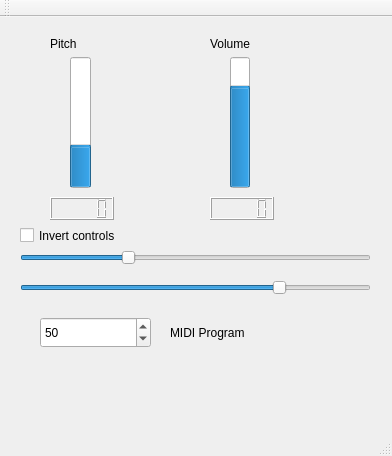
The window that mainwindow.ui (Ikke007/Theremin) describes before a commit, drawn with Qt 5.
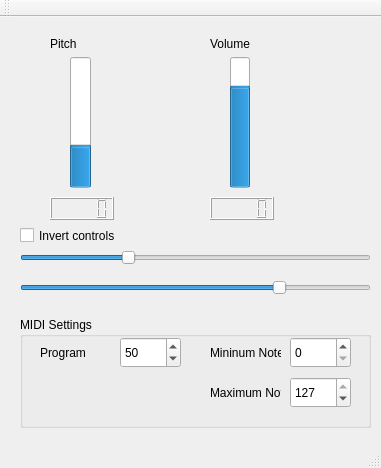
The same window after the commit.

Commit message: configure min and max note

Diff of the .ui file:
```diff
--- a/mainwindow.ui
+++ b/mainwindow.ui
@@ -6,8 +6,8 @@
    <rect>
     <x>0</x>
     <y>0</y>
-    <width>392</width>
-    <height>456</height>
+    <width>381</width>
+    <height>468</height>
    </rect>
   </property>
   <property name="windowTitle">
@@ -152,12 +152,37 @@
      <enum>Qt::Horizontal</enum>
     </property>
    </widget>
+   <widget class="QGroupBox" name="groupBox">
+    <property name="geometry">
+     <rect>
+      <x>20</x>
+      <y>300</y>
+      <width>351</width>
+      <height>111</height>
+     </rect>
+    </property>
+    <property name="title">
+     <string>MIDI Settings</string>
+    </property>
+    <widget class="QLabel" name="label_5">
+     <property name="geometry">
+      <rect>
+       <x>190</x>
+       <y>60</y>
+       <width>71</width>
+       <height>31</height>
+      </rect>
+     </property>
+     <property name="text">
+      <string>Maximum Note</string>
+     </property>
+    </widget>
    <widget class="QSpinBox" name="midiProgram">
     <property name="geometry">
      <rect>
-      <x>40</x>
-      <y>300</y>
-      <width>111</width>
+       <x>100</x>
+       <y>20</y>
+       <width>61</width>
       <height>31</height>
      </rect>
     </property>
@@ -168,18 +193,64 @@
      <number>50</number>
     </property>
    </widget>
+    <widget class="QLabel" name="label_4">
+     <property name="geometry">
+      <rect>
+       <x>190</x>
+       <y>20</y>
+       <width>71</width>
+       <height>31</height>
+      </rect>
+     </property>
+     <property name="text">
+      <string>Mininum Note</string>
+     </property>
+    </widget>
+    <widget class="QSpinBox" name="minNote">
+     <property name="geometry">
+      <rect>
+       <x>270</x>
+       <y>20</y>
+       <width>61</width>
+       <height>31</height>
+      </rect>
+     </property>
+     <property name="maximum">
+      <number>127</number>
+     </property>
+     <property name="value">
+      <number>0</number>
+     </property>
+    </widget>
+    <widget class="QSpinBox" name="maxNote">
+     <property name="geometry">
+      <rect>
+       <x>270</x>
+       <y>60</y>
+       <width>61</width>
+       <height>31</height>
+      </rect>
+     </property>
+     <property name="maximum">
+      <number>127</number>
+     </property>
+     <property name="value">
+      <number>127</number>
+     </property>
+    </widget>
    <widget class="QLabel" name="label_3">
     <property name="geometry">
      <rect>
-      <x>170</x>
-      <y>300</y>
-      <width>121</width>
+       <x>20</x>
+       <y>20</y>
+       <width>71</width>
       <height>31</height>
      </rect>
     </property>
     <property name="text">
-     <string>MIDI Program</string>
-    </property>
+      <string>Program</string>
+     </property>
+    </widget>
    </widget>
   </widget>
   <widget class="QMenuBar" name="menuBar">
```
Left out of the diff: 2 changed lines with no effect on the pictures. Lines whose indentation alone changed are shown as unchanged. The commit also changes 4 other files.
